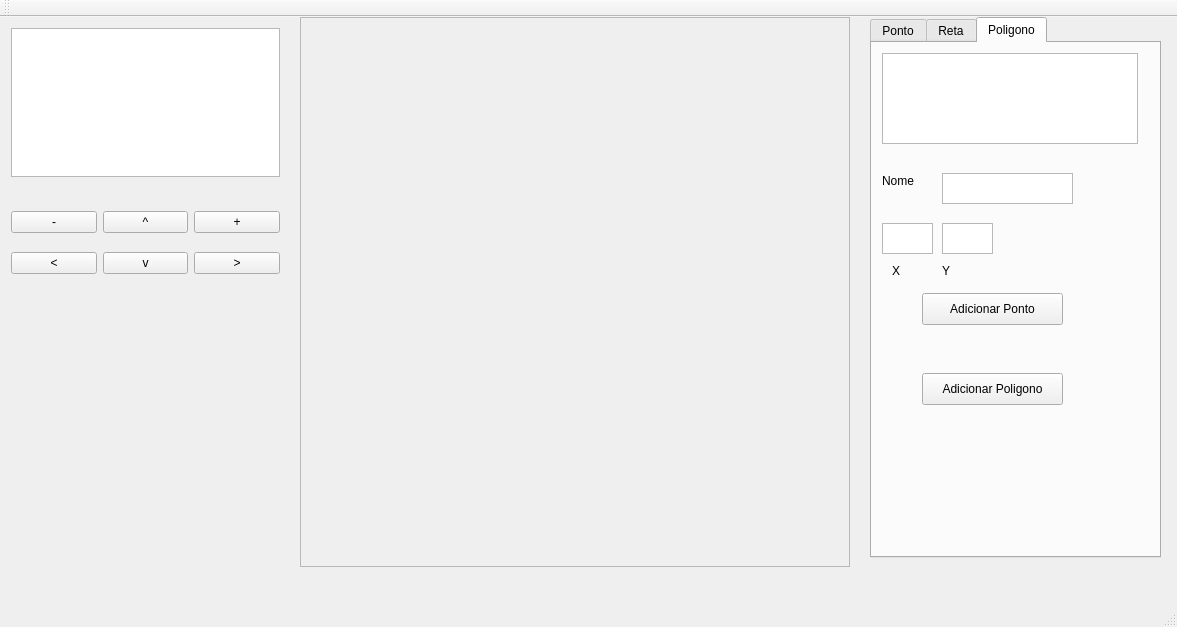
The window that mainWindow.ui (joaozeni/Trab1_CG_ClaudioJoao) describes before a commit, drawn with Qt 5.
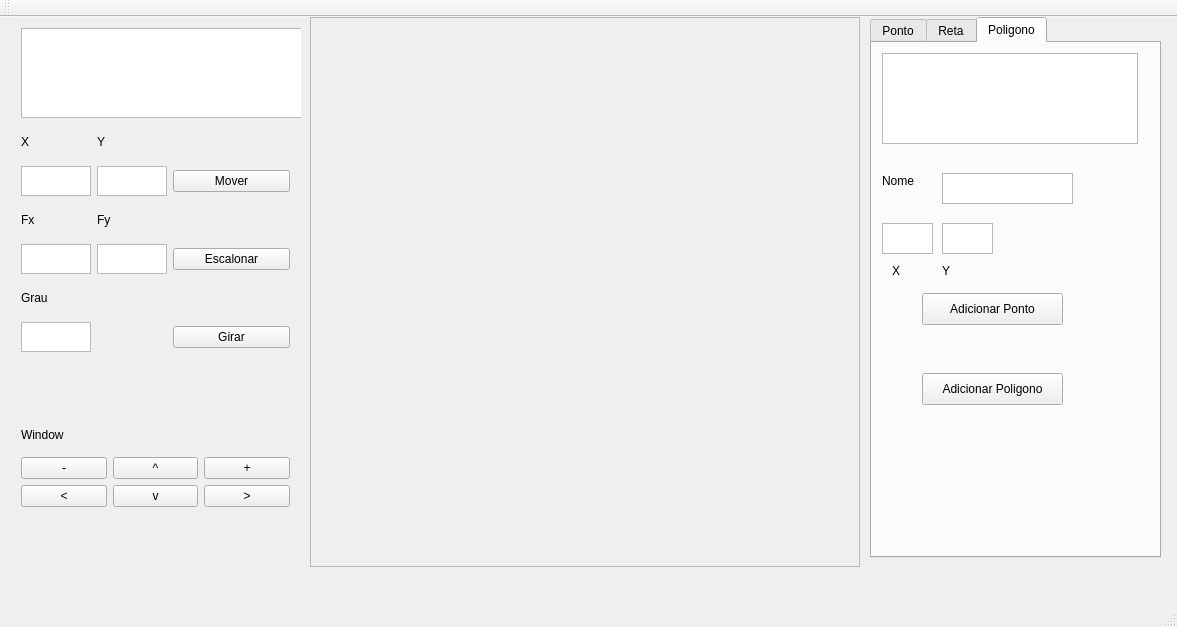
The same window after the commit. Custom widgets are drawn as their Qt base class.

Commit message: Changed the UI, for use with the new funcs.

Diff of the .ui file:
```diff
--- a/mainWindow.ui
+++ b/mainWindow.ui
@@ -17,76 +17,148 @@
    <widget class="QWidget" name="verticalLayoutWidget">
     <property name="geometry">
      <rect>
-      <x>0</x>
+      <x>10</x>
       <y>0</y>
       <width>291</width>
-      <height>171</height>
+      <height>346</height>
      </rect>
     </property>
     <layout class="QVBoxLayout" name="verticalLayout">
      <item>
-      <widget class="QListView" name="objslist"/>
-     </item>
-    </layout>
-   </widget>
-   <widget class="QWidget" name="gridLayoutWidget">
-    <property name="geometry">
-     <rect>
-      <x>0</x>
-      <y>170</y>
-      <width>291</width>
-      <height>111</height>
-     </rect>
-    </property>
-    <layout class="QGridLayout" name="gridLayout_3">
-     <item row="0" column="0">
-      <widget class="QPushButton" name="buttonminus">
-       <property name="text">
-        <string>-</string>
+      <widget class="QListView" name="objslist">
+       <property name="enabled">
+        <bool>true</bool>
        </property>
-      </widget>
-     </item>
-     <item row="0" column="1">
-      <widget class="QPushButton" name="buttonup">
-       <property name="text">
-        <string>^</string>
+       <property name="minimumSize">
+        <size>
+         <width>289</width>
+         <height>90</height>
+        </size>
        </property>
-      </widget>
-     </item>
-     <item row="1" column="1">
-      <widget class="QPushButton" name="buttondown">
-       <property name="text">
-        <string>v</string>
+       <property name="maximumSize">
+        <size>
+         <width>289</width>
+         <height>90</height>
+        </size>
        </property>
       </widget>
      </item>
-     <item row="1" column="0">
-      <widget class="QPushButton" name="buttonleft">
-       <property name="text">
-        <string>&lt;</string>
-       </property>
-      </widget>
-     </item>
-     <item row="0" column="2">
-      <widget class="QPushButton" name="buttonplus">
-       <property name="text">
-        <string>+</string>
-       </property>
-      </widget>
-     </item>
-     <item row="1" column="2">
-      <widget class="QPushButton" name="buttonright">
-       <property name="text">
-        <string>&gt;</string>
-       </property>
-      </widget>
+     <item>
+      <layout class="QGridLayout" name="gridLayout">
+       <item row="0" column="1">
+        <widget class="QLabel" name="label_20">
+         <property name="text">
+          <string>Y</string>
+         </property>
+        </widget>
+       </item>
+       <item row="0" column="0">
+        <widget class="QLabel" name="label_19">
+         <property name="text">
+          <string>X</string>
+         </property>
+        </widget>
+       </item>
+       <item row="1" column="2">
+        <widget class="QPushButton" name="buttonmove">
+         <property name="text">
+          <string>Mover</string>
+         </property>
+        </widget>
+       </item>
+       <item row="1" column="1">
+        <widget class="QPlainTextEdit" name="ymove">
+         <property name="maximumSize">
+          <size>
+           <width>70</width>
+           <height>30</height>
+          </size>
+         </property>
+        </widget>
+       </item>
+       <item row="3" column="1">
+        <widget class="QPlainTextEdit" name="fyscale">
+         <property name="maximumSize">
+          <size>
+           <width>70</width>
+           <height>30</height>
+          </size>
+         </property>
+        </widget>
+       </item>
+       <item row="3" column="2">
+        <widget class="QPushButton" name="buttonscale">
+         <property name="text">
+          <string>Escalonar</string>
+         </property>
+        </widget>
+       </item>
+       <item row="4" column="0">
+        <widget class="QLabel" name="label_13">
+         <property name="text">
+          <string>Grau</string>
+         </property>
+        </widget>
+       </item>
+       <item row="1" column="0">
+        <widget class="QPlainTextEdit" name="xmove">
+         <property name="maximumSize">
+          <size>
+           <width>70</width>
+           <height>30</height>
+          </size>
+         </property>
+        </widget>
+       </item>
+       <item row="2" column="1">
+        <widget class="QLabel" name="label_18">
+         <property name="text">
+          <string>Fy</string>
+         </property>
+        </widget>
+       </item>
+       <item row="2" column="0">
+        <widget class="QLabel" name="label_17">
+         <property name="text">
+          <string>Fx</string>
+         </property>
+        </widget>
+       </item>
+       <item row="3" column="0">
+        <widget class="QPlainTextEdit" name="fxscale">
+         <property name="maximumSize">
+          <size>
+           <width>70</width>
+           <height>30</height>
+          </size>
+         </property>
+        </widget>
+       </item>
+       <item row="5" column="0">
+        <widget class="QPlainTextEdit" name="rotatefactor">
+         <property name="maximumSize">
+          <size>
+           <width>70</width>
+           <height>30</height>
+          </size>
+         </property>
+        </widget>
+       </item>
+       <item row="5" column="2">
+        <widget class="QPushButton" name="buttonrotate">
+         <property name="text">
+          <string>Girar</string>
+         </property>
+        </widget>
+       </item>
+      </layout>
      </item>
     </layout>
    </widget>
    <widget class="QFrame" name="frame">
     <property name="geometry">
      <rect>
-      <x>300</x>
+      <x>310</x>
       <y>0</y>
       <width>550</width>
       <height>550</height>
@@ -452,6 +524,67 @@
      </widget>
     </widget>
    </widget>
+   <widget class="QWidget" name="gridLayoutWidget_2">
+    <property name="geometry">
+     <rect>
+      <x>10</x>
+      <y>390</y>
+      <width>291</width>
+      <height>111</height>
+     </rect>
+    </property>
+    <layout class="QGridLayout" name="gridLayout_4">
+     <item row="1" column="2">
+      <widget class="QPushButton" name="buttonplus">
+       <property name="text">
+        <string>+</string>
+       </property>
+      </widget>
+     </item>
+     <item row="1" column="0">
+      <widget class="QPushButton" name="buttonminus">
+       <property name="text">
+        <string>-</string>
+       </property>
+      </widget>
+     </item>
+     <item row="1" column="1">
+      <widget class="QPushButton" name="buttonup">
+       <property name="text">
+        <string>^</string>
+       </property>
+      </widget>
+     </item>
+     <item row="2" column="1">
+      <widget class="QPushButton" name="buttondown">
+       <property name="text">
+        <string>v</string>
+       </property>
+      </widget>
+     </item>
+     <item row="2" column="0">
+      <widget class="QPushButton" name="buttonleft">
+       <property name="text">
+        <string>&lt;</string>
+       </property>
+      </widget>
+     </item>
+     <item row="2" column="2">
+      <widget class="QPushButton" name="buttonright">
+       <property name="text">
+        <string>&gt;</string>
+       </property>
+      </widget>
+     </item>
+     <item row="0" column="0">
+      <widget class="QLabel" name="label_12">
+       <property name="text">
+        <string>Window</string>
+       </property>
+      </widget>
+     </item>
+    </layout>
+   </widget>
   </widget>
   <widget class="QMenuBar" name="menuBar">
    <property name="geometry">
```
Left out of the diff: 10 changed lines with no effect on the pictures. The commit also changes 1 other file.
